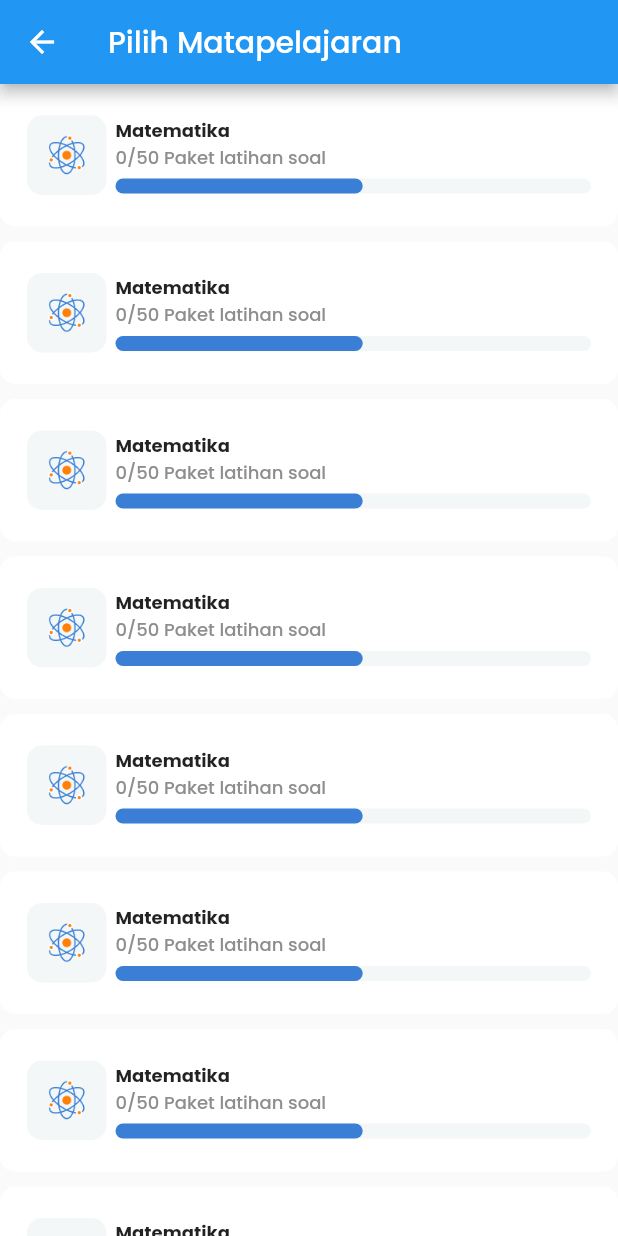
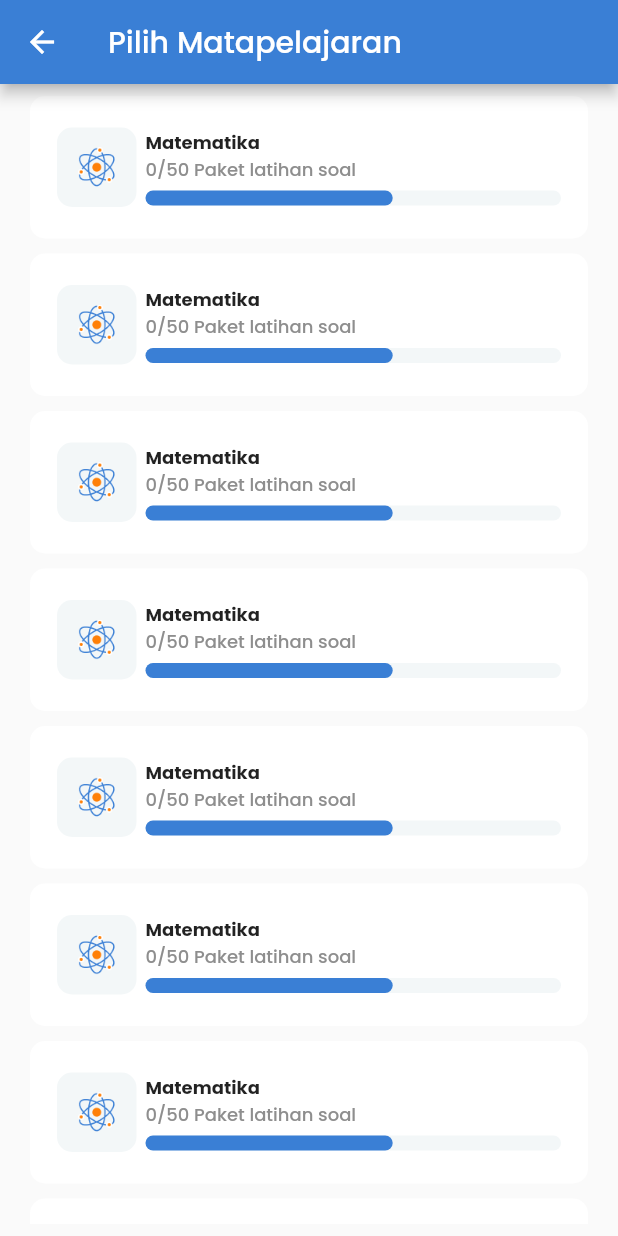
Before and after one commit to HumaCode/Final-Project-Latihan-Soal-Flutter-, a Flutter app: the MainPage screen opened by its route, after a tap on "Lihat Semua", on a phone screen of 412 x 824 dp. Run offline on Flutter 3.47's test engine with Material 2 defaults, Android fonts, the phone set to English and light mode, and no system bars; our stand-ins replace google_fonts.

Commit message:
lihat semua mapel

```diff
--- a/lib/main.dart
+++ b/lib/main.dart
@@ -1,3 +1,4 @@
+import 'package:final_project/constant/r.dart';
 import 'package:final_project/view/login_page.dart';
 import 'package:final_project/view/main_page.dart';
 import 'package:final_project/view/mapel_page.dart';
@@ -17,10 +18,13 @@ class MyApp extends StatelessWidget {
   @override
   Widget build(BuildContext context) {
     return MaterialApp(
-      title: 'Flutter Demo',
+      title: 'Latihan Soal',
       debugShowCheckedModeBanner: false,
       theme: ThemeData(
         textTheme: GoogleFonts.poppinsTextTheme(),
+        appBarTheme: AppBarTheme(
+          backgroundColor: R.colors.primary,
+        ),
         // This is the theme of your application.
         //
         // Try running your application with "flutter run". You'll see the
--- a/lib/view/main/latihan_soal/home_page.dart
+++ b/lib/view/main/latihan_soal/home_page.dart
@@ -22,33 +22,34 @@ class _HomePageState extends State<HomePage> {
             _builtTopBanner(context),
             _builtHomeListMapel(),
             Container(
-              margin: const EdgeInsets.symmetric(
-                horizontal: 20.0,
-              ),
               child: Column(
+                crossAxisAlignment: CrossAxisAlignment.start,
                 children: [
-                  Row(
-                    children: const [
-                      Text(
-                        "Terbaru",
-                        style: TextStyle(
-                          fontSize: 16,
-                          fontWeight: FontWeight.bold,
-                        ),
+                  Padding(
+                    padding: const EdgeInsets.symmetric(horizontal: 20.0),
+                    child: Text(
+                      "Terbaru",
+                      style: TextStyle(
+                        fontSize: 16,
+                        fontWeight: FontWeight.bold,
                       ),
-                      // Spacer(),
-                    ],
+                    ),
                   ),
+                  const SizedBox(height: 10),
                   Container(
-                    height: 170,
+                    height: 150,
                     child: ListView.builder(
                       itemCount: 5,
                       scrollDirection: Axis.horizontal,
                       itemBuilder: (context, index) {
-                        return Image.asset(R.assets.imgBanner);
+                        return Padding(
+                          padding: const EdgeInsets.only(left: 20.0),
+                          child: Image.asset(R.assets.imgBanner),
+                        );
                       },
                     ),
                   ),
+                  const SizedBox(height: 35),
                 ],
               ),
             )
--- a/lib/view/mapel_page.dart
+++ b/lib/view/mapel_page.dart
@@ -12,9 +12,12 @@ class MapelPage extends StatelessWidget {
       appBar: AppBar(
         title: const Text("Pilih Matapelajaran"),
       ),
-      body: ListView.builder(itemBuilder: (context, index) {
-        return GestureDetector(onTap: () {}, child: const MapelWidget());
-      }),
+      body: Padding(
+        padding: const EdgeInsets.symmetric(vertical: 8.0, horizontal: 20.0),
+        child: ListView.builder(itemBuilder: (context, index) {
+          return GestureDetector(onTap: () {}, child: const MapelWidget());
+        }),
+      ),
     );
   }
 }
```
Also changed, not shown: 1 other file.
